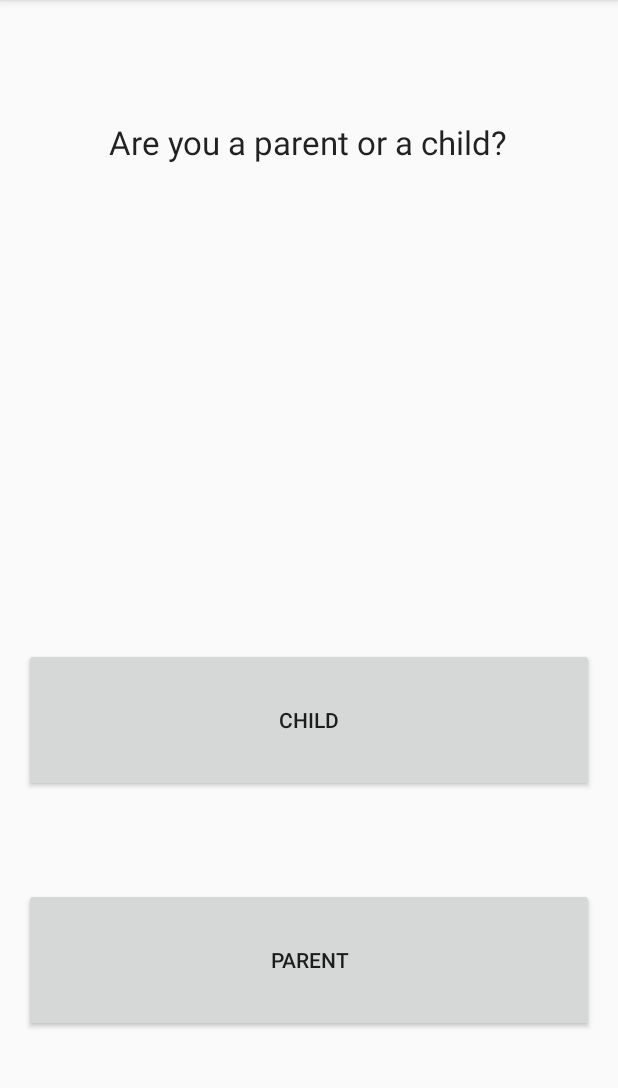
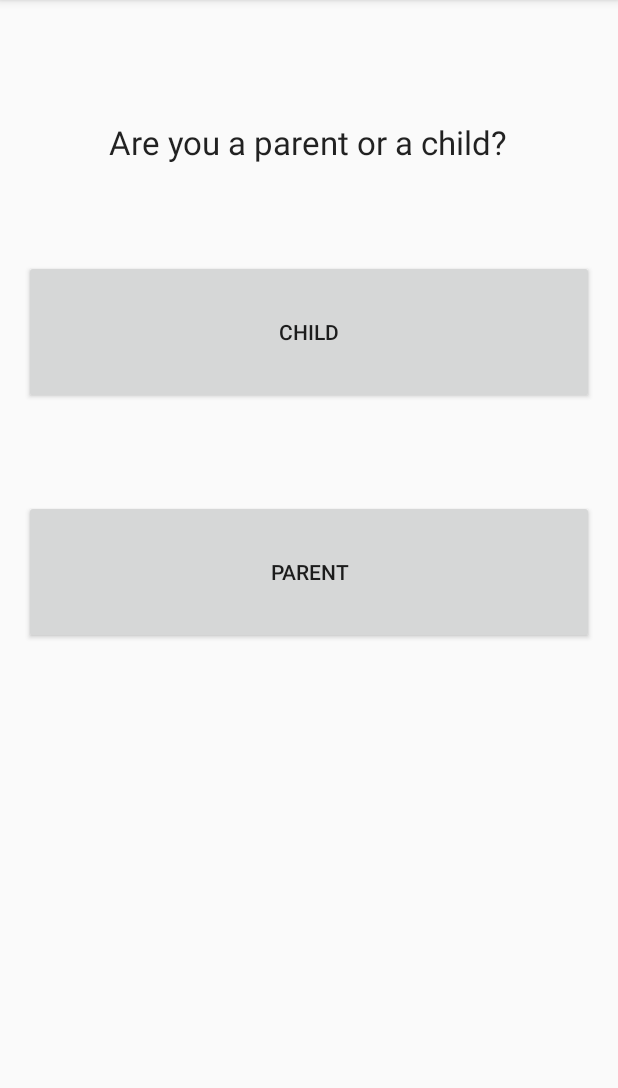
Before and after one commit to hostitwise/Pokemommas, an Android app: the screen it shows after launch (MainActivity), on a phone screen of 412 x 824 dp, the part 84-1172 px from its top. Run offline under Robolectric (Android 15) with nearby library versions, the phone set to English and light mode, and no system bars.

Commit message:
Initial Setup with buttons

```diff
--- a/app/build.gradle
+++ b/app/build.gradle
@@ -23,4 +23,5 @@ dependencies {
     compile fileTree(dir: 'libs', include: ['*.jar'])
     testCompile 'junit:junit:4.12'
     compile 'com.android.support:appcompat-v7:24.1.1'
+    compile 'com.android.support:design:24.1.1'
 }
--- a/app/src/main/java/com/hostitwise/pokemommas/MainActivity.java
+++ b/app/src/main/java/com/hostitwise/pokemommas/MainActivity.java
@@ -2,6 +2,7 @@ package com.hostitwise.pokemommas;
 
 import android.support.v7.app.AppCompatActivity;
 import android.os.Bundle;
+import android.view.View;
 
 public class MainActivity extends AppCompatActivity {
 
@@ -10,4 +11,11 @@ public class MainActivity extends AppCompatActivity {
         super.onCreate(savedInstanceState);
         setContentView(R.layout.activity_main);
     }
+
+    public void launchChildStart(View view){
+
+    }
+    public void launchParentStart(View view){
+
+    }
 }
--- a/app/src/main/res/layout/activity_main.xml
+++ b/app/src/main/res/layout/activity_main.xml
@@ -14,7 +14,7 @@
         android:layout_width="wrap_content"
         android:layout_height="wrap_content"
         android:textAppearance="?android:attr/textAppearanceLarge"
-        android:text="Are you a parent or a child?"
+        android:text="@string/intro_question_text"
         android:id="@+id/intro_question_text"
         android:layout_alignParentTop="true"
         android:layout_marginTop="64dp"
@@ -23,20 +23,22 @@
     <Button
         android:layout_width="match_parent"
         android:layout_height="96dp"
-        android:text="Child"
+        android:text="@string/child"
         android:id="@+id/intro_child_button"
-        android:layout_above="@id/intro_parent_button"
+        android:layout_below="@id/intro_question_text"
         android:layout_centerHorizontal="true"
-        android:layout_marginBottom="64dp" />
+        android:layout_marginTop="64dp"
+        android:onClick="launchChildStart"/>
 
     <Button
         android:layout_width="match_parent"
         android:layout_height="96dp"
-        android:text="Parent"
+        android:text="@string/parent"
         android:id="@+id/intro_parent_button"
-        android:layout_marginBottom="64dp"
-        android:layout_alignParentBottom="true"
-        android:layout_centerHorizontal="true" />
+        android:layout_marginTop="64dp"
+        android:layout_below="@id/intro_child_button"
+        android:layout_centerHorizontal="true"
+        android:onClick="launchParentStart"/>
 
 
 </RelativeLayout>
--- a/app/src/main/res/values/dimens.xml
+++ b/app/src/main/res/values/dimens.xml
@@ -2,4 +2,5 @@
     <!-- Default screen margins, per the Android Design guidelines. -->
     <dimen name="activity_horizontal_margin">16dp</dimen>
     <dimen name="activity_vertical_margin">16dp</dimen>
+    <dimen name="fab_margin">16dp</dimen>
 </resources>
--- a/app/src/main/res/values/strings.xml
+++ b/app/src/main/res/values/strings.xml
@@ -1,3 +1,8 @@
 <resources>
     <string name="app_name">Pokemommas</string>
+    <string name="title_activity_parent">ParentActivity</string>
+
+    <string name="child">Child</string>
+    <string name="parent">Parent</string>
+    <string name="intro_question_text">Are you a parent or a child?</string>
 </resources>
```
Also changed, not shown: app/src/main/res/values-v21/styles.xml (added, +9 -0 lines), app/src/main/res/values/styles.xml (+9 -0 lines).
